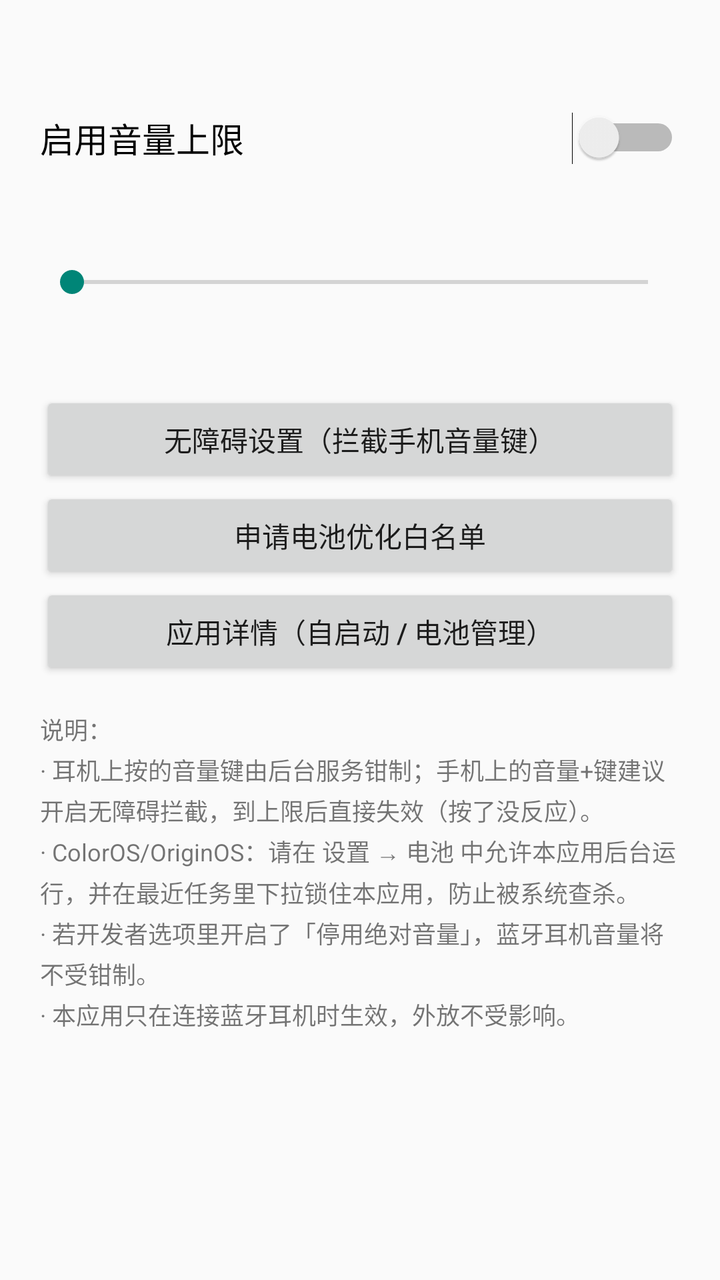
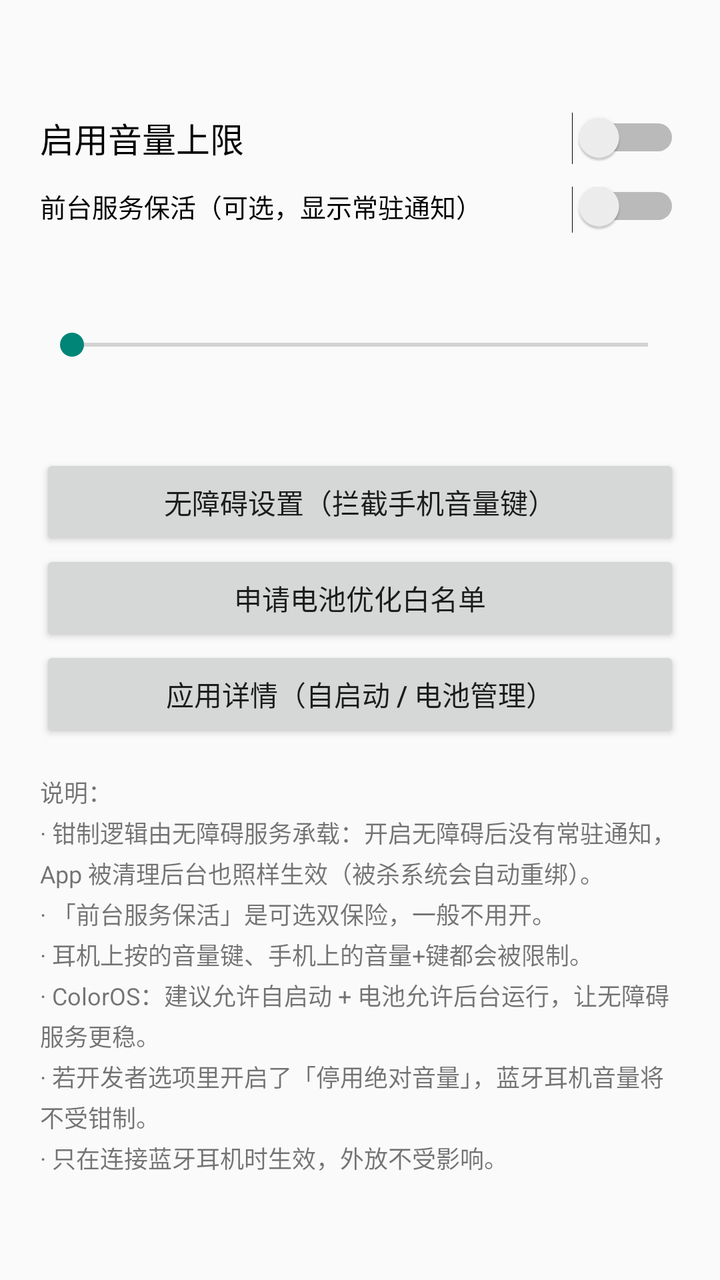

Screens rendered from an Android XML layout before and after an edit, with the pre-edit source and the edit as a unified diff.
<!-- AndroidManifest.xml: application theme android:Theme.Material.Light.DarkActionBar -->
<!-- res/layout/activity_main.xml -->
<?xml version="1.0" encoding="utf-8"?>
<ScrollView xmlns:android="http://schemas.android.com/apk/res/android"
    android:layout_width="match_parent"
    android:layout_height="match_parent"
    android:fillViewport="true">

    <LinearLayout
        android:layout_width="match_parent"
        android:layout_height="wrap_content"
        android:orientation="vertical"
        android:padding="20dp">

        <TextView
            android:id="@+id/tvStatus"
            android:layout_width="match_parent"
            android:layout_height="wrap_content"
            android:lineSpacingExtra="4dp"
            android:paddingBottom="16dp"
            android:textSize="15sp" />

        <Switch
            android:id="@+id/swEnabled"
            android:layout_width="match_parent"
            android:layout_height="wrap_content"
            android:paddingBottom="20dp"
            android:text="启用音量上限"
            android:textSize="17sp" />

        <TextView
            android:id="@+id/tvCapValue"
            android:layout_width="match_parent"
            android:layout_height="wrap_content"
            android:paddingBottom="8dp"
            android:textSize="17sp"
            android:textStyle="bold" />

        <SeekBar
            android:id="@+id/sbCap"
            android:layout_width="match_parent"
            android:layout_height="wrap_content"
            android:max="100"
            android:min="5"
            android:paddingBottom="8dp" />

        <TextView
            android:id="@+id/tvCurrentVol"
            android:layout_width="match_parent"
            android:layout_height="wrap_content"
            android:paddingBottom="20dp"
            android:textSize="13sp" />

        <Button
            android:id="@+id/btnAccessibility"
            android:layout_width="match_parent"
            android:layout_height="wrap_content"
            android:text="无障碍设置（拦截手机音量键）" />

        <Button
            android:id="@+id/btnBattery"
            android:layout_width="match_parent"
            android:layout_height="wrap_content"
            android:text="申请电池优化白名单" />

        <Button
            android:id="@+id/btnAppInfo"
            android:layout_width="match_parent"
            android:layout_height="wrap_content"
            android:text="应用详情（自启动 / 电池管理）" />

        <TextView
            android:layout_width="match_parent"
            android:layout_height="wrap_content"
            android:lineSpacingExtra="3dp"
            android:paddingTop="16dp"
            android:text="@string/tips"
            android:textSize="12sp" />
    </LinearLayout>
</ScrollView>
<!-- resources referenced by this layout -->
<resources>
  <string name="tips">说明：\n· 耳机上按的音量键由后台服务钳制；手机上的音量+键建议开启无障碍拦截，到上限后直接失效（按了没反应）。\n· ColorOS/OriginOS：请在 设置 → 电池 中允许本应用后台运行，并在最近任务里下拉锁住本应用，防止被系统查杀。\n· 若开发者选项里开启了「停用绝对音量」，蓝牙耳机音量将不受钳制。\n· 本应用只在连接蓝牙耳机时生效，外放不受影响。</string>
</resources>

<!-- the commit's change to res/layout/activity_main.xml (unified diff, before → after) -->
@@ -22,9 +22,17 @@
             android:id="@+id/swEnabled"
             android:layout_width="match_parent"
             android:layout_height="wrap_content"
-            android:paddingBottom="20dp"
+            android:paddingBottom="12dp"
             android:text="启用音量上限"
             android:textSize="17sp" />
+
+        <Switch
+            android:id="@+id/swFgs"
+            android:layout_width="match_parent"
+            android:layout_height="wrap_content"
+            android:paddingBottom="20dp"
+            android:text="前台服务保活（可选，显示常驻通知）"
+            android:textSize="13sp" />
 
         <TextView
             android:id="@+id/tvCapValue"
<!-- resource entries referenced after the edit -->
@@ -1,5 +1,5 @@
 <!-- resources referenced by this layout -->
 <resources>
-  <string name="tips">说明：\n· 耳机上按的音量键由后台服务钳制；手机上的音量+键建议开启无障碍拦截，到上限后直接失效（按了没反应）。\n· ColorOS/OriginOS：请在 设置 → 电池 中允许本应用后台运行，并在最近任务里下拉锁住本应用，防止被系统查杀。\n· 若开发者选项里开启了「停用绝对音量」，蓝牙耳机音量将不受钳制。\n· 本应用只在连接蓝牙耳机时生效，外放不受影响。</string>
+  <string name="tips">说明：\n· 钳制逻辑由无障碍服务承载：开启无障碍后没有常驻通知，App 被清理后台也照样生效（被杀系统会自动重绑）。\n· 「前台服务保活」是可选双保险，一般不用开。\n· 耳机上按的音量键、手机上的音量+键都会被限制。\n· ColorOS：建议允许自启动 + 电池允许后台运行，让无障碍服务更稳。\n· 若开发者选项里开启了「停用绝对音量」，蓝牙耳机音量将不受钳制。\n· 只在连接蓝牙耳机时生效，外放不受影响。</string>
 </resources>
 
